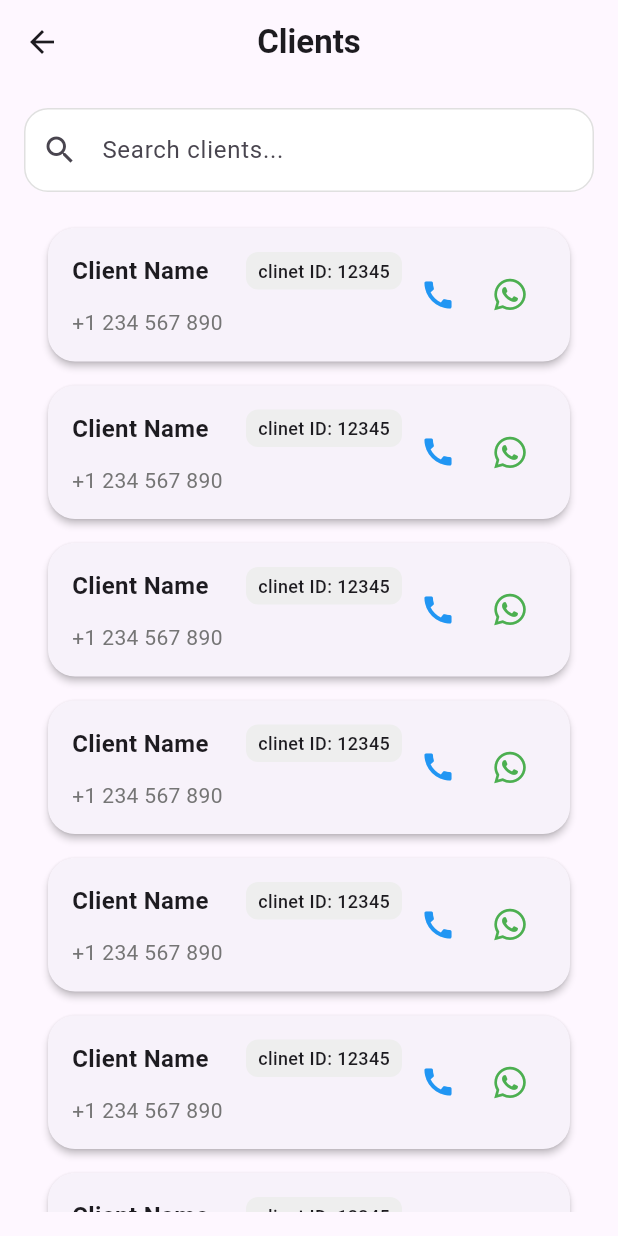
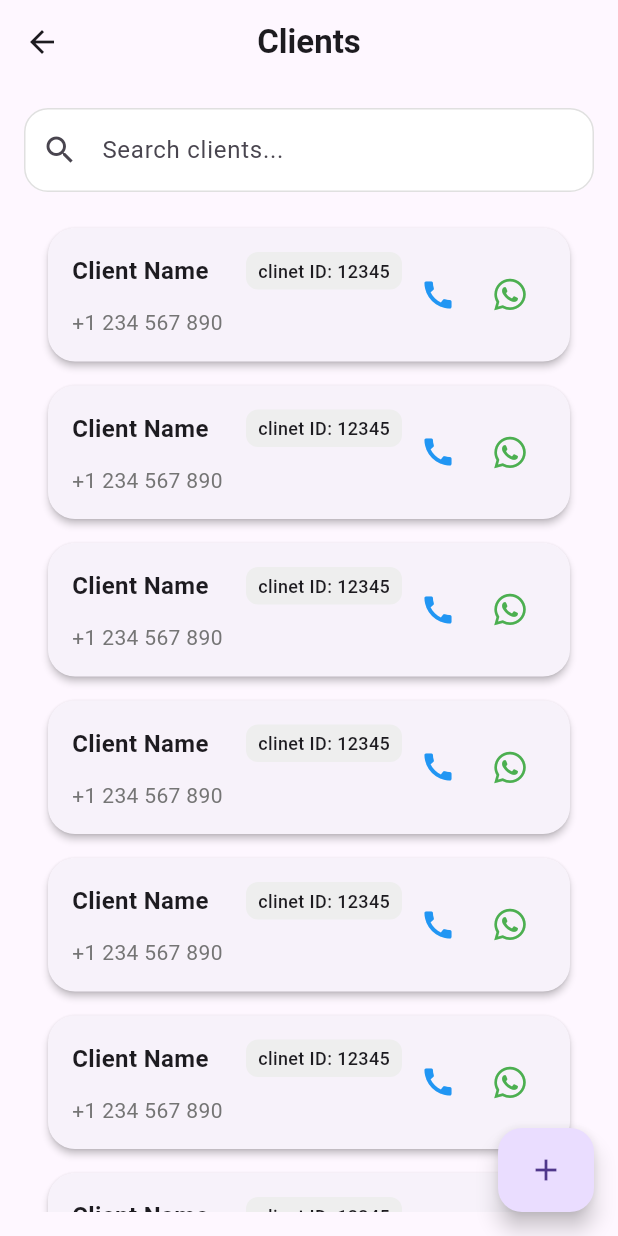
Before and after one commit to Abdallahmusa310/Targetly, a Flutter app: the ClientsScreen screen opened directly, on a phone screen of 412 x 824 dp. Run offline on Flutter 3.47's test engine with Material 3 defaults, Android fonts, the phone set to English and light mode, and no system bars; drawn by our look-alikes of flutter_slidable; our stand-ins replace animated_splash_screen, font_awesome_flutter, lottie, percent_indicator, salomon_bottom_bar.

Commit message:
create floating action boutton for client screen and report screen

```diff
--- a/lib/ui/screens/clintes_screen/clients_screen.dart
+++ b/lib/ui/screens/clintes_screen/clients_screen.dart
@@ -1,6 +1,7 @@
 import 'package:flutter/material.dart';
 import 'package:targetly/ui/screens/clintes_screen/widgets/clients_list.dart';
 import 'package:targetly/ui/screens/clintes_screen/widgets/search_feild.dart';
+import 'package:targetly/ui/shared/floating_action_boutton.dart';
 
 class ClientsScreen extends StatelessWidget {
   const ClientsScreen({super.key});
@@ -22,6 +23,14 @@ class ClientsScreen extends StatelessWidget {
           ],
         ),
       ),
+      floatingActionButton: SharedFloatingActionButton(
+        lable: Icon(Icons.add),
+        onPressed: () {
+          ScaffoldMessenger.of(context).showSnackBar(
+            SnackBar(content: Text('Shared Floating Action Button Pressed')),
+          );
+        },
+      ),
     );
   }
 }
--- a/lib/ui/screens/clintes_screen/widgets/clients_list.dart
+++ b/lib/ui/screens/clintes_screen/widgets/clients_list.dart
@@ -9,7 +9,7 @@ class ClientsList extends StatelessWidget {
     return ListView.builder(
       physics: BouncingScrollPhysics(),
       itemBuilder: (context, index) {
-        return ClinetCard();
+        return const ClinetCard();
       },
       itemCount: 10,
     );
--- /dev/null
+++ b/lib/ui/shared/floating_action_boutton.dart
@@ -0,0 +1,22 @@
+import 'package:flutter/material.dart';
+
+class SharedFloatingActionButton extends StatelessWidget {
+  const SharedFloatingActionButton({
+    super.key,
+    required this.onPressed,
+    required this.lable,
+    this.tooltip,
+  });
+  final VoidCallback onPressed;
+  final Widget lable;
+  final String? tooltip;
+
+  @override
+  Widget build(BuildContext context) {
+    return FloatingActionButton.extended(
+      tooltip: tooltip,
+      onPressed: onPressed,
+      label: lable,
+    );
+  }
+}
```
Also changed, not shown: lib/ui/screens/reports_screen/reports_screen.dart (+10 -0 lines).
